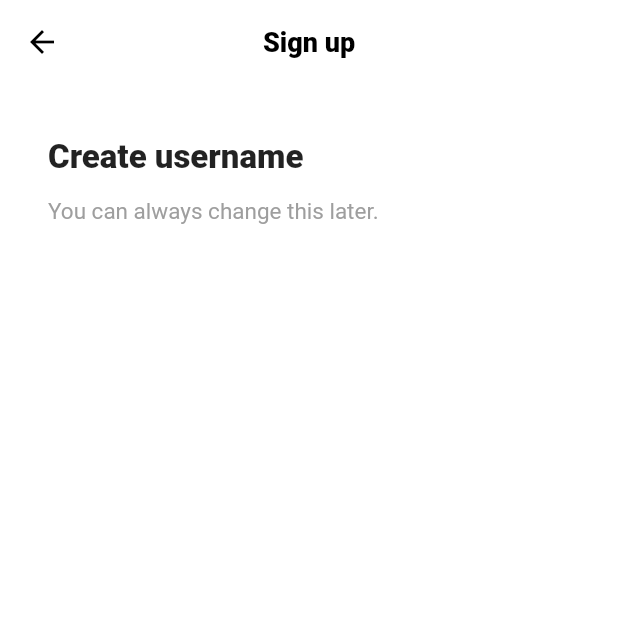
After one commit to mijinB/TikTokClone, a Flutter app: the screen it shows after launch, after a tap on "Use email & password", on a phone screen of 412 x 824 dp, the top half of it. The commit adds this screen. Run offline on Flutter 3.47's test engine with Material 2 defaults, Android fonts, the light colour scheme and no system bars; our stand-ins replace font_awesome_flutter.

Commit message:
sign up form

```diff
--- a/lib/features/authentication/sign_up_screen.dart
+++ b/lib/features/authentication/sign_up_screen.dart
@@ -3,12 +3,13 @@ import 'package:font_awesome_flutter/font_awesome_flutter.dart';
 import 'package:tiktok_clone_study/constants/gaps.dart';
 import 'package:tiktok_clone_study/constants/sizes.dart';
 import 'package:tiktok_clone_study/features/authentication/log_in_screen.dart';
+import 'package:tiktok_clone_study/features/authentication/username_screen.dart';
 import 'package:tiktok_clone_study/features/authentication/widgets/auth_button.dart';
 
 class SignUpScreen extends StatelessWidget {
   const SignUpScreen({super.key});
 
-  void onLogInTap(BuildContext context) {
+  void _onLogInTap(BuildContext context) {
     Navigator.of(context).push(
       MaterialPageRoute(
         builder: (context) => const LogInScreen(),
@@ -16,42 +17,52 @@ class SignUpScreen extends StatelessWidget {
     );
   }
 
+  void _onEmailTap(BuildContext context) {
+    Navigator.of(context).push(
+      MaterialPageRoute(
+        builder: (context) => const UsernameScreen(),
+      ),
+    );
+  }
+
   @override
   Widget build(BuildContext context) {
     return Scaffold(
-      body: const SafeArea(
+      body: SafeArea(
         child: Padding(
-          padding: EdgeInsets.symmetric(
+          padding: const EdgeInsets.symmetric(
             horizontal: Sizes.size36,
           ),
           child: Column(
             children: [
               Gaps.v80,
-              Text(
+              const Text(
                 'Sign up for TikTok',
                 style: TextStyle(
-                  fontSize: Sizes.size24 + 2,
+                  fontSize: Sizes.size24 + Sizes.size2,
                   fontWeight: FontWeight.w800,
                 ),
               ),
               Gaps.v20,
-              Text(
+              const Text(
                 'Create a profile, follow other accounts, make your own videos, and more.',
                 textAlign: TextAlign.center,
                 style: TextStyle(
                   color: Colors.grey,
-                  fontSize: Sizes.size16 + 1,
+                  fontSize: Sizes.size16 + Sizes.size1,
                 ),
               ),
               Gaps.v32,
               AuthButton(
-                icon: FaIcon(FontAwesomeIcons.solidCircleUser),
+                icon: const FaIcon(FontAwesomeIcons.solidCircleUser),
                 text: 'Use email & password',
+                onTapFunc: _onEmailTap,
               ),
               Gaps.v14,
               AuthButton(
-                icon: FaIcon(FontAwesomeIcons.apple),
+                icon: const FaIcon(FontAwesomeIcons.apple),
                 text: 'Continue with apple',
+                onTapFunc: (context) {},
               ),
             ],
           ),
@@ -59,7 +70,7 @@ class SignUpScreen extends StatelessWidget {
       ),
       bottomNavigationBar: BottomAppBar(
         elevation: Sizes.size2,
-        color: Colors.grey.shade100,
+        color: Colors.grey.shade50,
         child: Padding(
           padding: const EdgeInsets.symmetric(
             vertical: Sizes.size32,
@@ -76,7 +87,7 @@ class SignUpScreen extends StatelessWidget {
               ),
               Gaps.h5,
               GestureDetector(
-                onTap: () => onLogInTap(context),
+                onTap: () => _onLogInTap(context),
                 child: Text(
                   'Log in',
                   style: TextStyle(
--- /dev/null
+++ b/lib/features/authentication/username_screen.dart
@@ -0,0 +1,44 @@
+import 'package:flutter/material.dart';
+import 'package:tiktok_clone_study/constants/gaps.dart';
+import 'package:tiktok_clone_study/constants/sizes.dart';
+
+class UsernameScreen extends StatelessWidget {
+  const UsernameScreen({super.key});
+
+  @override
+  Widget build(BuildContext context) {
+    return Scaffold(
+      appBar: AppBar(
+        title: const Text(
+          'Sign up',
+        ),
+      ),
+      body: const Padding(
+        padding: EdgeInsets.symmetric(
+          horizontal: Sizes.size32,
+        ),
+        child: Column(
+          crossAxisAlignment: CrossAxisAlignment.start,
+          children: [
+            Gaps.v36,
+            Text(
+              'Create username',
+              style: TextStyle(
+                fontSize: Sizes.size20 + Sizes.size2,
+                fontWeight: FontWeight.w800,
+              ),
+            ),
+            Gaps.v14,
+            Text(
+              'You can always change this later.',
+              style: TextStyle(
+                color: Colors.grey,
+                fontSize: Sizes.size14 + Sizes.size1,
+              ),
+            ),
+          ],
+        ),
+      ),
+    );
+  }
+}
--- a/lib/features/authentication/widgets/auth_button.dart
+++ b/lib/features/authentication/widgets/auth_button.dart
@@ -5,16 +5,20 @@ import 'package:tiktok_clone_study/constants/sizes.dart';
 class AuthButton extends StatelessWidget {
   final FaIcon icon;
   final String text;
+  final void Function(BuildContext context) onTapFunc;
 
   const AuthButton({
     super.key,
     required this.text,
     required this.icon,
+    required this.onTapFunc,
   });
 
   @override
   Widget build(BuildContext context) {
-    return FractionallySizedBox(
+    return GestureDetector(
+      onTap: () => onTapFunc(context),
+      child: FractionallySizedBox(
         widthFactor: 1.0,
         child: Container(
           padding: const EdgeInsets.all(Sizes.size14),
@@ -42,6 +46,7 @@ class AuthButton extends StatelessWidget {
             ],
           ),
         ),
+      ),
     );
   }
 }
--- a/lib/main.dart
+++ b/lib/main.dart
@@ -1,4 +1,5 @@
 import 'package:flutter/material.dart';
+import 'package:tiktok_clone_study/constants/sizes.dart';
 import 'package:tiktok_clone_study/features/authentication/sign_up_screen.dart';
 
 void main() {
@@ -15,6 +16,17 @@ class TikTokApp extends StatelessWidget {
       theme: ThemeData(
         scaffoldBackgroundColor: Colors.white,
         primaryColor: const Color(0xFFE9435A),
+        appBarTheme: const AppBarTheme(
+          centerTitle: true,
+          elevation: 0,
+          backgroundColor: Colors.white,
+          foregroundColor: Colors.black,
+          titleTextStyle: TextStyle(
+            color: Colors.black,
+            fontSize: Sizes.size16 + Sizes.size2,
+            fontWeight: FontWeight.w800,
+          ),
+        ),
       ),
       home: const SignUpScreen(),
     );
```
Also changed, not shown: lib/features/authentication/email_screen.dart (added, +10 -0 lines), lib/features/authentication/log_in_screen.dart (+13 -11 lines). Lines whose indentation alone changed are shown as unchanged.
